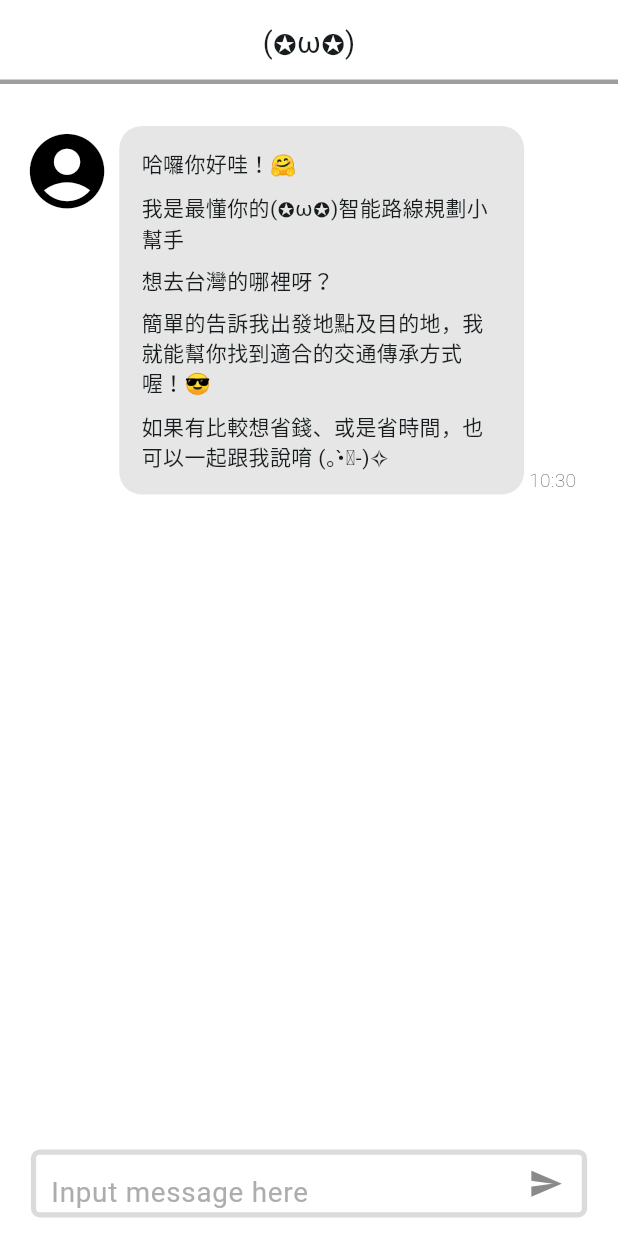
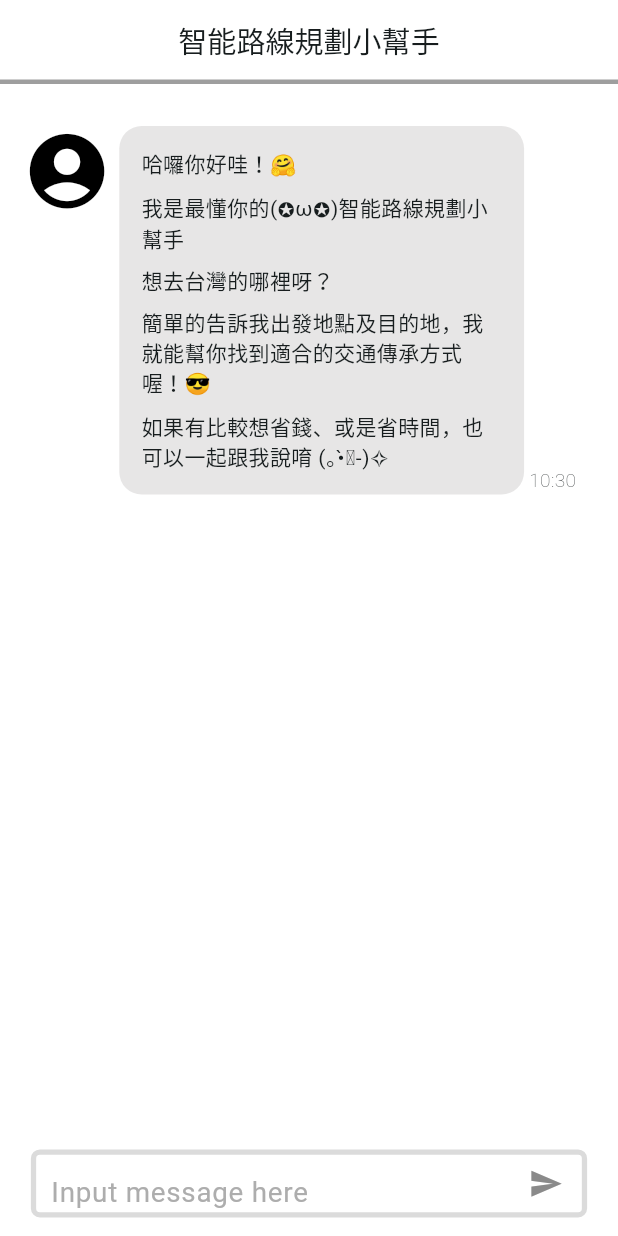
Before and after one commit to HOSHICHEN7267/ITS_chatbot_new, a Flutter app: the screen it shows after launch, on a phone screen of 412 x 824 dp. Run offline on Flutter 3.47's test engine with Material 3 defaults, Android fonts, the phone set to English and light mode, and no system bars; drawn by our look-alikes of flutter_markdown; missing offline and left inert: dart_openai.

Commit message:
Change appbar title to '智能路線規劃小幫手'

```diff
--- a/lib/main.dart
+++ b/lib/main.dart
@@ -33,7 +33,7 @@ class MyApp extends StatelessWidget {
               tertiary: const Color.fromARGB(255, 147, 230, 150)),
           useMaterial3: true,
         ),
-        home: const ChatPage(title: '(✪ω✪)'),
+        home: const ChatPage(title: '智能路線規劃小幫手'),
       ),
     );
   }
```
